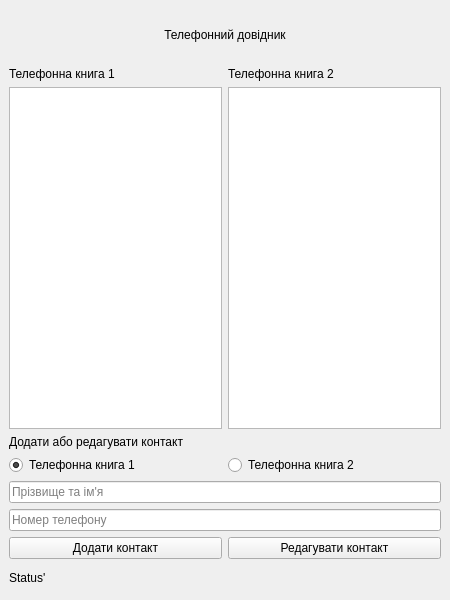
Ihor-Mykytiuk/university-projects, file lab9/ui/task3_interface.ui: the form before one commit.
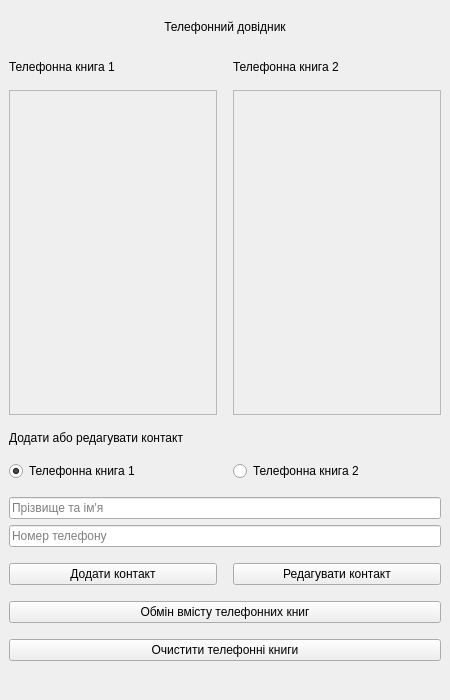
The form after the commit.

Commit message: Add swap and clear for books

Diff of the .ui file:
```diff
--- a/lab9/ui/task3_interface.ui
+++ b/lab9/ui/task3_interface.ui
@@ -7,14 +7,17 @@
     <x>0</x>
     <y>0</y>
     <width>450</width>
-    <height>600</height>
+    <height>700</height>
    </rect>
   </property>
   <property name="windowTitle">
    <string>MainWindow</string>
   </property>
   <widget class="QWidget" name="centralwidget">
-   <layout class="QVBoxLayout" name="verticalLayout_5" stretch="2,14,4,1">
+   <layout class="QVBoxLayout" name="verticalLayout_6" stretch="1,10,3,1,0">
+    <property name="spacing">
+     <number>16</number>
+    </property>
     <item>
      <widget class="QLabel" name="title">
       <property name="text">
@@ -37,7 +40,11 @@
          </widget>
         </item>
         <item>
-         <widget class="QListWidget" name="listWidget_phone_book1"/>
+         <widget class="QTextEdit" name="list_phone_book1">
+          <property name="enabled">
+           <bool>false</bool>
+          </property>
+         </widget>
         </item>
        </layout>
       </item>
@@ -51,7 +58,11 @@
          </widget>
         </item>
         <item>
-         <widget class="QListWidget" name="listWidget_phone_book2"/>
+         <widget class="QTextEdit" name="list_phone_book2">
+          <property name="enabled">
+           <bool>false</bool>
+          </property>
+         </widget>
         </item>
        </layout>
       </item>
@@ -95,6 +106,9 @@
       </item>
       <item>
        <layout class="QVBoxLayout" name="verticalLayout_3">
+        <property name="spacing">
+         <number>6</number>
+        </property>
         <item>
          <widget class="QLineEdit" name="input_name">
           <property name="placeholderText">
@@ -131,10 +145,28 @@
       </item>
      </layout>
     </item>
+    <item>
+     <layout class="QVBoxLayout" name="verticalLayout_5">
+      <item>
+       <widget class="QPushButton" name="pushButton_swap_phone_books">
+        <property name="text">
+         <string>Обмін вмісту телефонних книг</string>
+        </property>
+       </widget>
+      </item>
+      <item>
+       <widget class="QPushButton" name="pushButton_clear_phone_books">
+        <property name="text">
+         <string>Очистити телефонні книги</string>
+        </property>
+       </widget>
+      </item>
+     </layout>
+    </item>
     <item>
      <widget class="QLabel" name="label_status">
       <property name="text">
-       <string>Status'</string>
+       <string/>
       </property>
      </widget>
     </item>
```
The commit also changes 2 other files.
